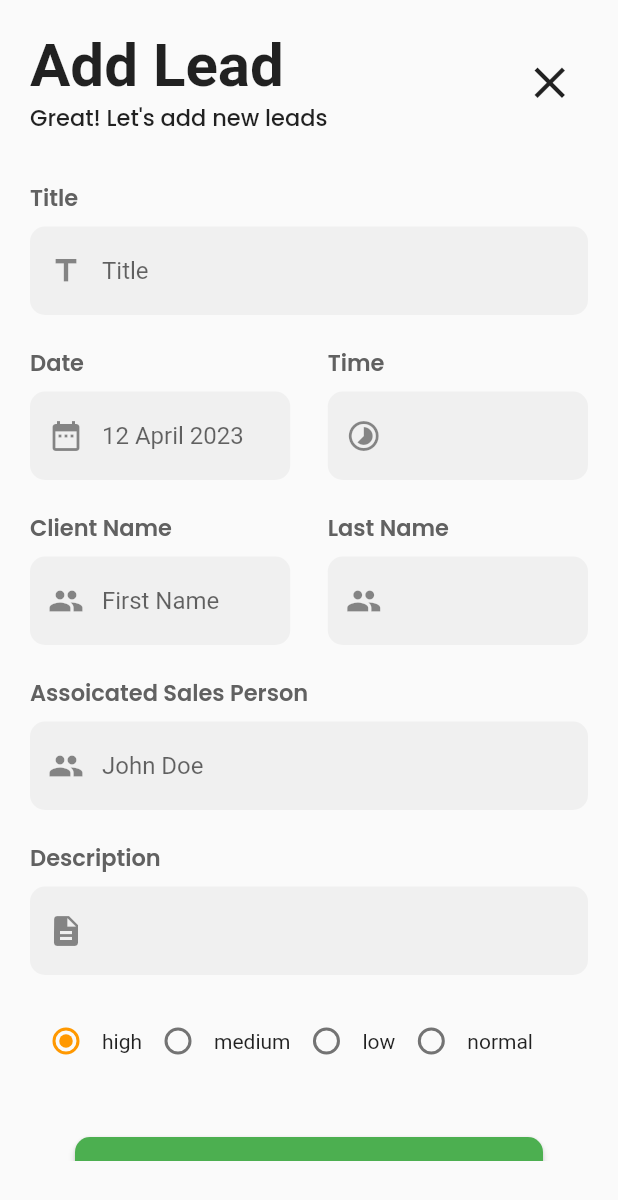
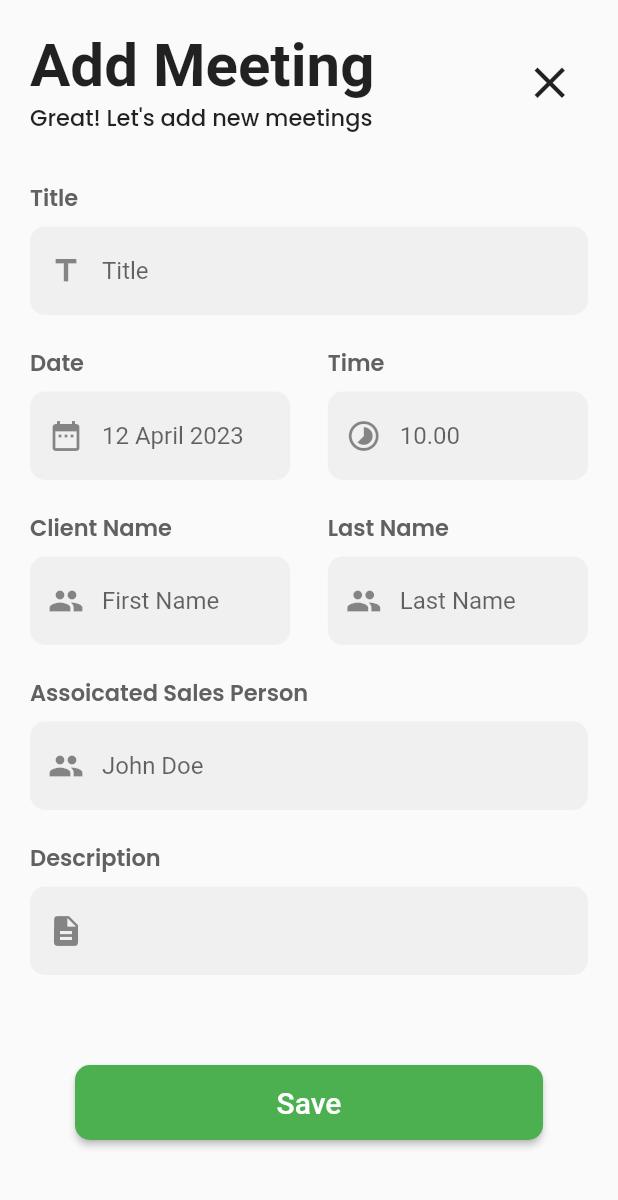
Before and after one commit to VatsalKotha/CRM, a Flutter app: the MeetingForm screen opened directly, on a phone screen of 412 x 824 dp. Shown: the top 1200 px of the screen. Run offline on Flutter 3.47's test engine with Material 2 defaults, Android fonts, the phone set to English and light mode, and no system bars; our stand-ins replace awesome_snackbar_content, cloud_firestore, firebase_auth, firebase_core, flutter_otp_text_field, get and 2 more; missing offline and left inert: email_otp; accounts and stored records are empty.

Commit message:
Changes in meeting form

```diff
--- a/lib/constants/text_string.dart
+++ b/lib/constants/text_string.dart
@@ -47,3 +47,6 @@ const String jOtpScreenText = "We sent your code to registered\nphone number";
 // Lead Form Text
 const String jLeadFormTitle = "Add Lead";
 const String jLeadFormSubtitle = "Great! Let's add new leads";
+
+const String VMeetingFormTitle = "Add Meeting";
+const String VMeetingFormSubtitle = "Great! Let's add new meetings";
--- a/lib/screens/home/lead/lead_form.dart
+++ b/lib/screens/home/lead/lead_form.dart
@@ -7,7 +7,7 @@ import 'package:get/get.dart';
 import 'package:crm/screens/auth/database/AddLead.dart';
 import '../../../utility/widget/form_widget.dart';
 // import '../../../utility/widget/radio_button_widget.dart';
-import 'lead_page.dart';
+// import 'lead_page.dart';
 
 enum LeadPriority {
   high,
--- a/lib/screens/home/lead/lead_page.dart
+++ b/lib/screens/home/lead/lead_page.dart
@@ -47,6 +47,7 @@ class _LeadPageState extends State<LeadPage> {
                 leadCompanyName: leadList[index]["Company Name"],
                 leadPersonName: leadList[index]["Client First Name"],
                 leadPriorityInt: leadList[index]["Priority"],
+                phoneNumber: leadList[index]["Phone Number"],
                 leadStatus: leadList[index]["Status"]);
           }),
       floatingActionButton: FloatingActionButton(
--- a/lib/screens/home/report/meeting_form.dart
+++ b/lib/screens/home/report/meeting_form.dart
@@ -5,8 +5,6 @@ import 'package:crm/utility/widget/form_text_box.dart';
 import 'package:flutter/material.dart';
 import 'package:get/get.dart';
 import '../../../utility/widget/form_widget.dart';
-import '../../../utility/widget/radio_button_widget.dart';
-import 'meeting_page.dart';
 import 'package:crm/screens/auth/database/AddMeetings.dart';
 
 enum LeadPriority {
@@ -24,7 +22,7 @@ class MeetingForm extends StatefulWidget {
 }
 
 class _MeetingFormState extends State<MeetingForm> {
-  LeadPriority _selectedOption = LeadPriority.high;
+  // LeadPriority _selectedOption = LeadPriority.high;
 
   @override
   Widget build(BuildContext context) {
@@ -33,8 +31,8 @@ class _MeetingFormState extends State<MeetingForm> {
         margin: const EdgeInsets.only(
             left: 20.0, right: 20.0, top: 20.0, bottom: 50.0),
         child: FormWidget(
-          formTitle: jLeadFormTitle,
-          formSubtitle: jLeadFormSubtitle,
+          formTitle: VMeetingFormTitle,
+          formSubtitle: VMeetingFormSubtitle,
           myFormWidget: Form(
             child: Column(
               children: [
@@ -57,7 +55,7 @@ class _MeetingFormState extends State<MeetingForm> {
                     const SizedBox(width: 25),
                     Expanded(
                       child: FormTextBox(
-                        hintText: "",
+                        hintText: "10.00",
                         prefixIcon: const Icon(Icons.timelapse_rounded),
                         title: "Time",
                         controller: time,
@@ -78,7 +76,7 @@ class _MeetingFormState extends State<MeetingForm> {
                     const SizedBox(width: 25),
                     Expanded(
                       child: FormTextBox(
-                        hintText: "",
+                        hintText: "Last Name",
                         prefixIcon: const Icon(Icons.people),
                         title: "Last Name",
                         controller: claname,
@@ -98,17 +96,17 @@ class _MeetingFormState extends State<MeetingForm> {
                   title: "Description",
                   controller: desc,
                 ),
-                RadioButtonWidget(
-                  options: LeadPriority.values,
-                  groupValue: _selectedOption,
-                  onChanged: (value) {
-                    setState(() {
-                      _selectedOption = (value as LeadPriority?)!;
-                    });
-                  },
-                  textBuilder: (option) => option.toString().split('.')[1],
-                  valueBuilder: (option) => option.toString(),
-                ),
+                // RadioButtonWidget(
+                //   options: LeadPriority.values,
+                //   groupValue: _selectedOption,
+                //   onChanged: (value) {
+                //     setState(() {
+                //       _selectedOption = (value as LeadPriority?)!;
+                //     });
+                //   },
+                //   textBuilder: (option) => option.toString().split('.')[1],
+                //   valueBuilder: (option) => option.toString(),
+                // ),
                 const SizedBox(height: 40),
                 Button(
                   marginHorizontal: 30,
```
Also changed, not shown: lib/utility/widget/lead_card_widget.dart (+12 -4 lines).
